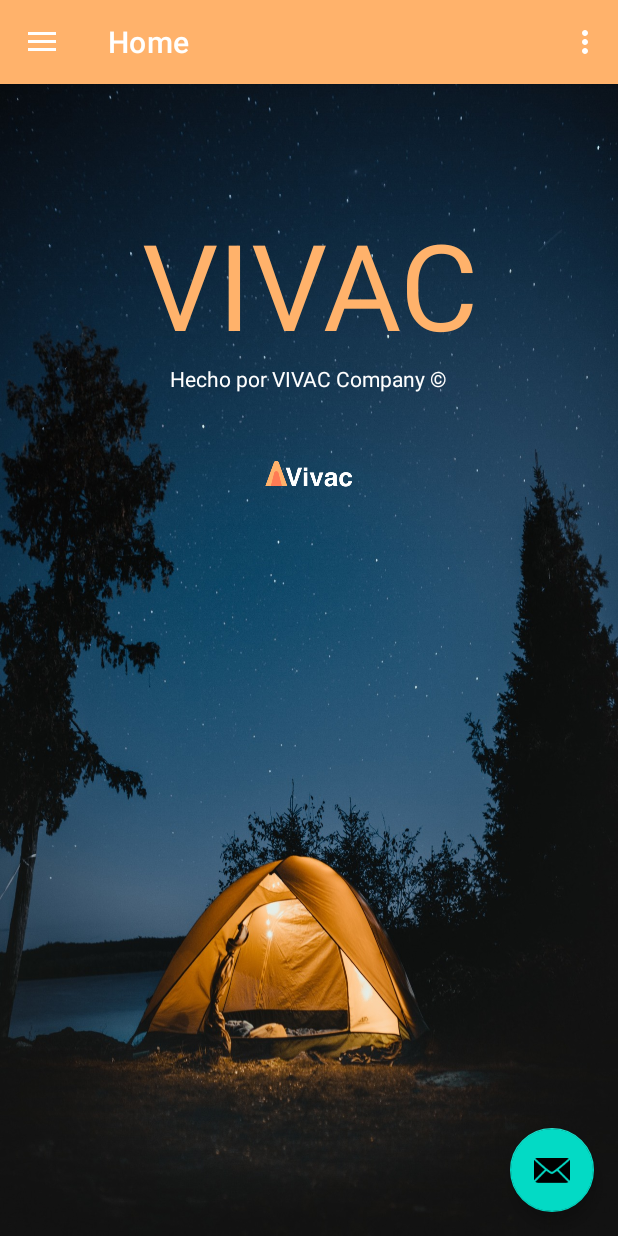
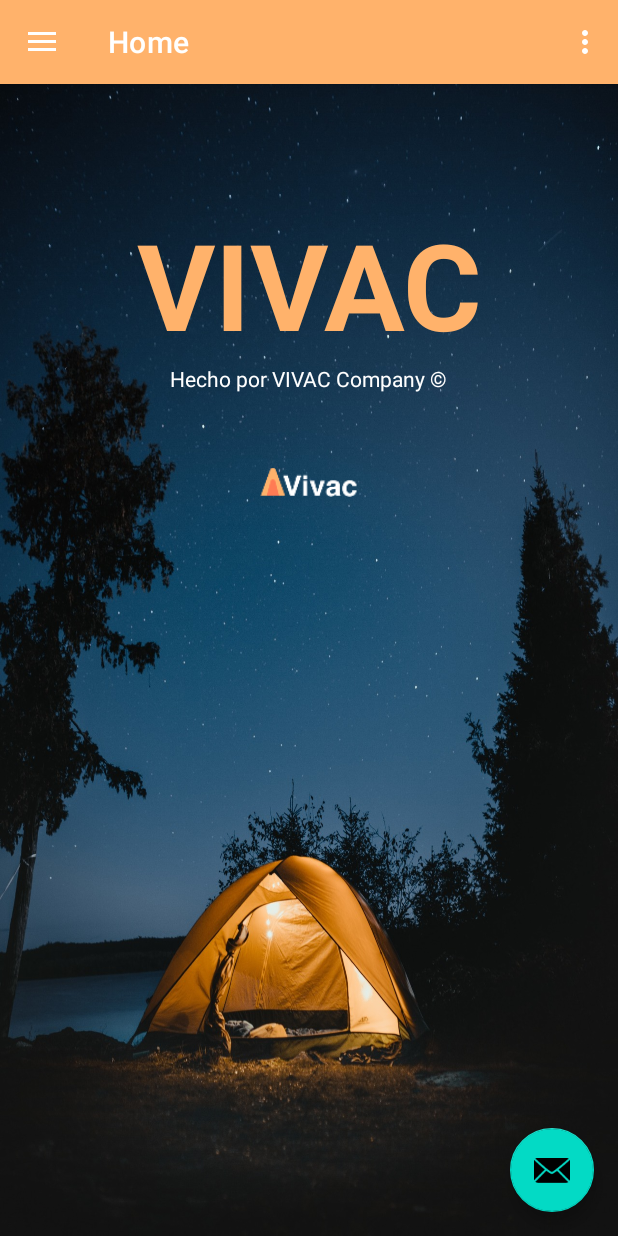
Before and after one commit to victxrms/PNET, an Android app: the screen it shows after launch (MainActivity), on a phone screen of 412 x 824 dp. Run offline under Robolectric (Android 15) with nearby library versions, the phone set to English and light mode, and no system bars; our stand-ins replace navigation-ui.

Commit message:
corregido pantalla inicio

```diff
--- a/DesarrolloAndroid/proyectoFinal/app/src/main/res/layout/fragment_home.xml
+++ b/DesarrolloAndroid/proyectoFinal/app/src/main/res/layout/fragment_home.xml
@@ -15,6 +15,7 @@
         android:layout_height="wrap_content"
         android:layout_marginTop="80dp"
         android:textAlignment="center"
+        android:textStyle="bold"
         android:textColor="@color/naranjaClaro"
         android:textSize="80sp"
         app:layout_constraintTop_toTopOf="parent"
@@ -32,8 +33,8 @@
 
     <ImageView
         android:id="@+id/imageView3"
-        android:layout_width="wrap_content"
-        android:layout_height="wrap_content"
+        android:layout_width="124dp"
+        android:layout_height="119dp"
         android:src="@mipmap/ic_logograndeinicio_foreground"
         app:layout_constraintEnd_toEndOf="parent"
         app:layout_constraintStart_toStartOf="parent"
```
